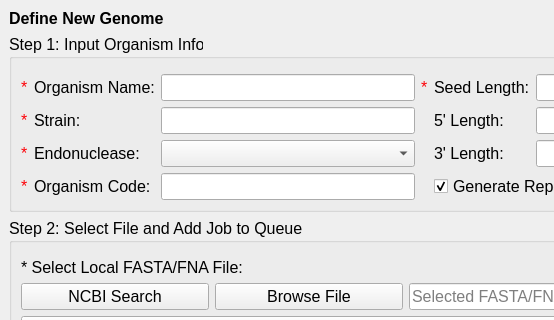
This is src/ui/new_genome_window.ui in TrinhLab/CASPERapp as Qt 5 draws it before an edit; both pictures show x 0 to 554 and y 0 to 320 of the 811 by 862 pixel window. The edited form follows.
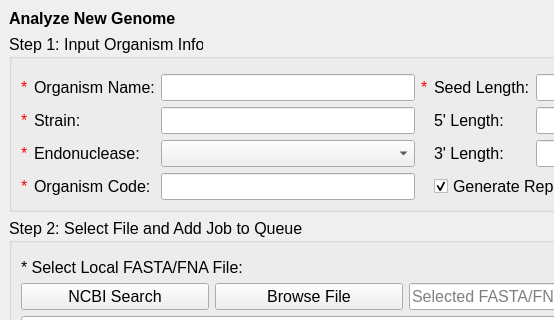
This is the edited form.

```diff
--- a/src/ui/new_genome_window.ui
+++ b/src/ui/new_genome_window.ui
@@ -536,7 +536,7 @@
        <string notr="true"/>
       </property>
       <property name="text">
-       <string>Define New Genome</string>
+       <string>Analyze New Genome</string>
       </property>
       <property name="scaledContents">
        <bool>false</bool>
```
